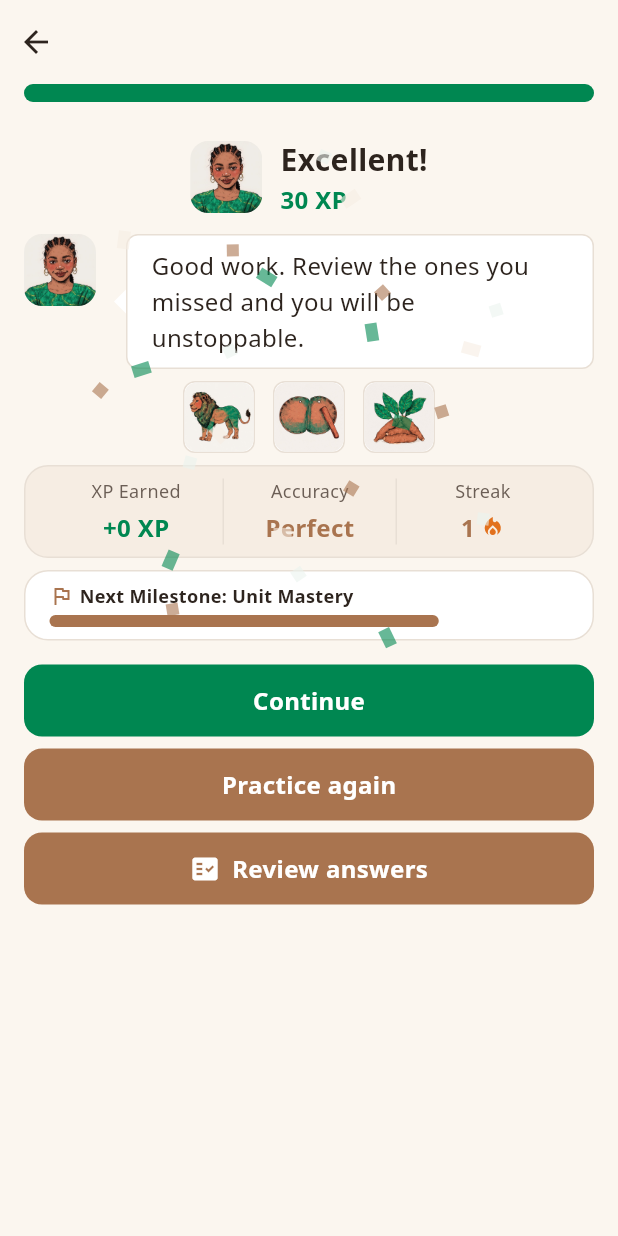
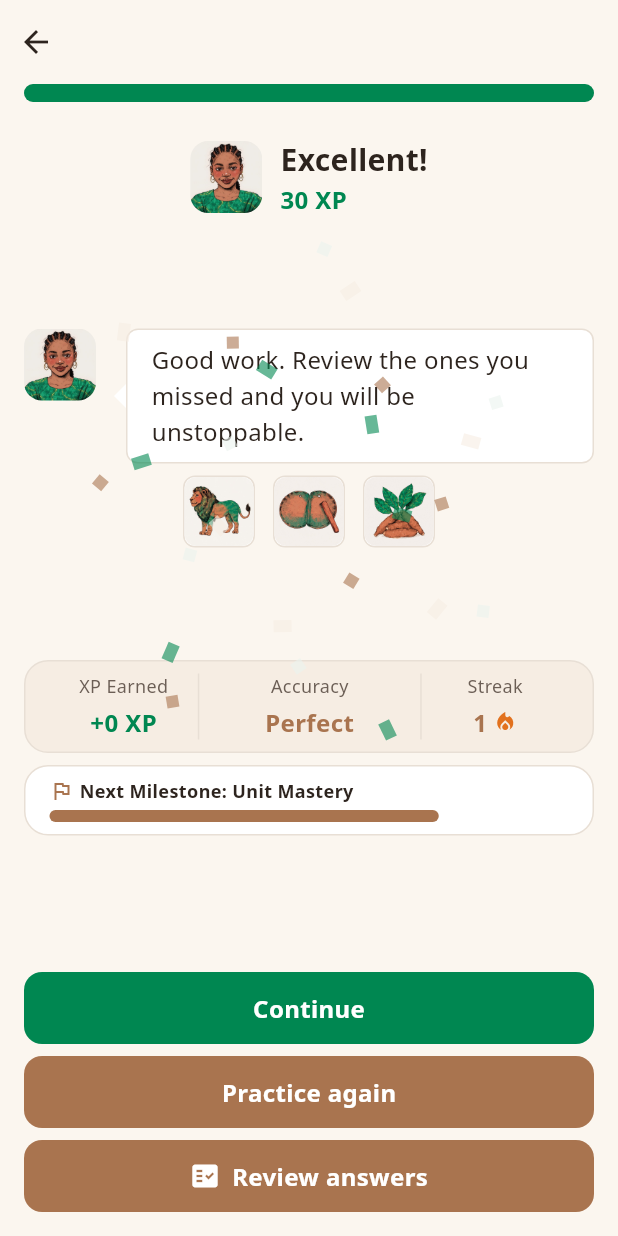
Before and after one commit to Samthesurf/igboman, a Flutter app: the LessonScreen screen opened directly with empty values, on a phone screen of 412 x 824 dp. Run offline on Flutter 3.47's test engine with Material 3 defaults, Android fonts, the phone set to English and light mode, and no system bars; our stand-ins replace audioplayers, shared_preferences; missing offline and left inert: googleai_dart; accounts and stored records are empty.

Commit message:
feat: completion stats flex, bottom-anchored actions
- accuracy column takes larger share so values never truncate
- buttons anchor to viewport bottom, free space spread evenly

```diff
--- a/lib/screens/lesson_screen.dart
+++ b/lib/screens/lesson_screen.dart
@@ -1876,15 +1876,21 @@ class _CompletionScreenState extends State<_CompletionScreen> {
 
     return Stack(
       children: [
-        SingleChildScrollView(
+        LayoutBuilder(
+          builder: (context, viewport) {
+            return SingleChildScrollView(
               padding: const EdgeInsets.all(Spacing.md),
               child: Center(
                 child: ConstrainedBox(
-              constraints: const BoxConstraints(
+                  constraints: BoxConstraints(
                     maxWidth: ControlSizes.contentMaxWidth,
-              ),
+                    // Fill the viewport so the action buttons can anchor
+                    // to the bottom via the Spacer below.
+                    minHeight: viewport.maxHeight - Spacing.md * 2,
+                  ),
+                  child: IntrinsicHeight(
                     child: Column(
-                mainAxisSize: MainAxisSize.min,
+                      crossAxisAlignment: CrossAxisAlignment.stretch,
                       children: [
                         // Ada avatar + Excellent! header row
                         Row(
@@ -1937,7 +1943,7 @@ class _CompletionScreenState extends State<_CompletionScreen> {
                           ],
                         ),
 
-                  const SizedBox(height: Spacing.m),
+                        const Spacer(flex: 1),
 
                         // Coach comment: a random roster character reacts to the
                         // run, streaming the line from a speech bubble.
@@ -1959,7 +1965,7 @@ class _CompletionScreenState extends State<_CompletionScreen> {
                           ],
                         ),
 
-                  const SizedBox(height: Spacing.s),
+                        const Spacer(flex: 1),
 
                         // Run Stats Card
                         TweenAnimationBuilder<double>(
@@ -1983,6 +1989,7 @@ class _CompletionScreenState extends State<_CompletionScreen> {
                             child: Row(
                               children: [
                                 Expanded(
+                                  flex: 2,
                                   child: Column(
                                     children: [
                                       const Text(
@@ -1996,6 +2003,7 @@ class _CompletionScreenState extends State<_CompletionScreen> {
                                       const SizedBox(height: Spacing.xs),
                                       Text(
                                         '+${widget.earnedXp} XP',
+                                        textAlign: TextAlign.center,
                                         style: const TextStyle(
                                           fontSize: TypeScale.body,
                                           fontWeight: FontWeight.bold,
@@ -2007,10 +2015,13 @@ class _CompletionScreenState extends State<_CompletionScreen> {
                                   ),
                                 ),
                                 Expanded(
+                                  flex: 3,
                                   child: Container(
                                     decoration: const BoxDecoration(
                                       border: Border(
-                                  left: BorderSide(color: AppColors.cardBorder),
+                                        left: BorderSide(
+                                          color: AppColors.cardBorder,
+                                        ),
                                       ),
                                     ),
                                     child: Column(
@@ -2030,6 +2041,7 @@ class _CompletionScreenState extends State<_CompletionScreen> {
                                               : (widget.isPerfect
                                                     ? 'Perfect'
                                                     : 'Completed'),
+                                          textAlign: TextAlign.center,
                                           style: const TextStyle(
                                             fontSize: TypeScale.body,
                                             fontWeight: FontWeight.bold,
@@ -2042,10 +2054,13 @@ class _CompletionScreenState extends State<_CompletionScreen> {
                                   ),
                                 ),
                                 Expanded(
+                                  flex: 2,
                                   child: Container(
                                     decoration: const BoxDecoration(
                                       border: Border(
-                                  left: BorderSide(color: AppColors.cardBorder),
+                                        left: BorderSide(
+                                          color: AppColors.cardBorder,
+                                        ),
                                       ),
                                     ),
                                     child: Column(
@@ -2131,7 +2146,9 @@ class _CompletionScreenState extends State<_CompletionScreen> {
                                 height: ControlSizes.progressBarS,
                                 decoration: BoxDecoration(
                                   color: AppColors.background,
-                            borderRadius: BorderRadius.circular(Radii.chip),
+                                  borderRadius: BorderRadius.circular(
+                                    Radii.chip,
+                                  ),
                                 ),
                                 child: FractionallySizedBox(
                                   alignment: Alignment.centerLeft,
@@ -2139,7 +2156,9 @@ class _CompletionScreenState extends State<_CompletionScreen> {
                                   child: Container(
                                     decoration: BoxDecoration(
                                       color: AppColors.primary,
-                                borderRadius: BorderRadius.circular(Radii.chip),
+                                      borderRadius: BorderRadius.circular(
+                                        Radii.chip,
+                                      ),
                                     ),
                                   ),
                                 ),
@@ -2149,6 +2168,9 @@ class _CompletionScreenState extends State<_CompletionScreen> {
                         ),
 
                         const SizedBox(height: Spacing.md),
+
+                        // Push the actions to the bottom of the viewport.
+                        const Spacer(flex: 1),
 
                         // Continue button
                         FlatButton(
@@ -2177,14 +2199,18 @@ class _CompletionScreenState extends State<_CompletionScreen> {
                           color: AppColors.primary,
                           onTap: () => Navigator.of(context).push(
                             MaterialPageRoute<void>(
-                        builder: (_) => _ReviewScreen(results: widget.results),
-                      ),
-                    ),
-                  ),
-                ],
-              ),
-            ),
-          ),
+                              builder: (_) =>
+                                  _ReviewScreen(results: widget.results),
+                            ),
+                          ),
+                        ),
+                      ],
+                    ),
+                  ),
+                ),
+              ),
+            );
+          },
         ),
         const Positioned.fill(
           key: Key('completionConfetti'),
```
Lines whose indentation alone changed are shown as unchanged.
